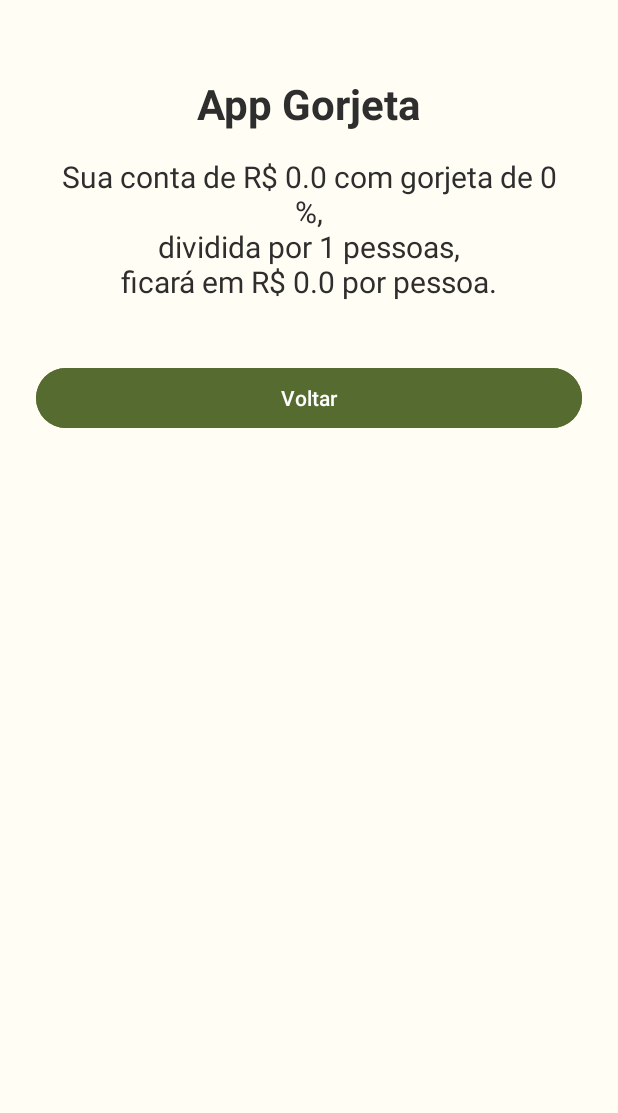
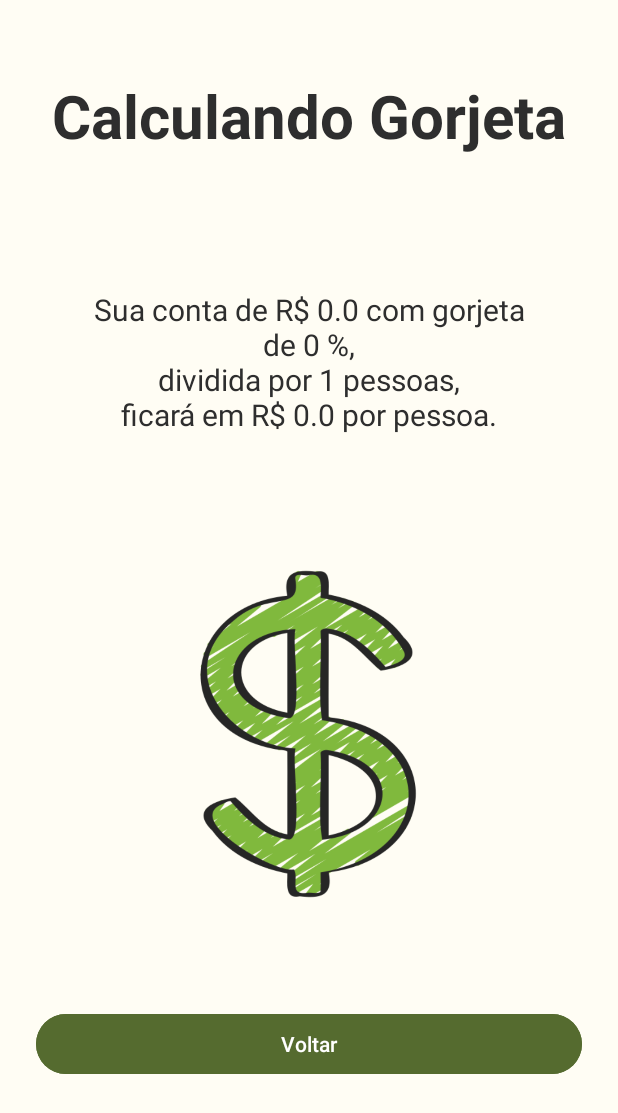
Before and after one commit to TalitaEvancely/AppGorjeta, an Android app: the ResultActivity screen opened directly, with no data from a screen before it, on a phone screen of 412 x 824 dp. Shown: the top 1113 px of the screen. Run offline under Robolectric (Android 15) with nearby library versions, the phone set to English and light mode, and no system bars.

Commit message:
Estilizando a primeira e a segunda tela com imagens

```diff
--- a/app/src/main/res/layout/activity_result.xml
+++ b/app/src/main/res/layout/activity_result.xml
@@ -2,6 +2,7 @@
 <androidx.constraintlayout.widget.ConstraintLayout
     xmlns:android="http://schemas.android.com/apk/res/android"
     xmlns:app="http://schemas.android.com/apk/res-auto"
+    xmlns:tools="http://schemas.android.com/tools"
     android:layout_width="match_parent"
     android:layout_height="match_parent"
     android:padding="24dp"
@@ -11,41 +12,53 @@
         android:id="@+id/tv_title_result"
         android:layout_width="wrap_content"
         android:layout_height="wrap_content"
-        android:text="App Gorjeta"
-        android:textSize="28sp"
+        android:paddingTop="26dp"
+        android:text="Calculando Gorjeta"
+        android:textColor="#2e2e2e"
+        android:textSize="40dp"
         android:textStyle="bold"
-        android:textColor="#2e2e2e"
-        android:paddingTop="26dp"
-        app:layout_constraintTop_toTopOf="parent"
-        app:layout_constraintStart_toStartOf="parent"
-        app:layout_constraintEnd_toEndOf="parent" />
+        app:layout_constraintEnd_toEndOf="@+id/tv_result_message"
+        app:layout_constraintStart_toStartOf="@+id/tv_result_message"
+        app:layout_constraintTop_toTopOf="parent" />
 
     <TextView
         android:id="@+id/tv_result_message"
         android:layout_width="0dp"
         android:layout_height="wrap_content"
+        android:padding="30dp"
         android:text="Seu resultado"
+        android:textAlignment="center"
+        android:textColor="#2e2e2e"
         android:textSize="20dp"
-        android:textColor="#2e2e2e"
-        android:textAlignment="center"
-        android:padding="16dp"
-        app:layout_constraintTop_toBottomOf="@id/tv_title_result"
+        app:layout_constraintBottom_toTopOf="@+id/d2_gorjeta"
+        app:layout_constraintEnd_toEndOf="parent"
         app:layout_constraintStart_toStartOf="parent"
-        app:layout_constraintEnd_toEndOf="parent"
-        app:layout_constraintBottom_toTopOf="@+id/btn_back" />
+        app:layout_constraintTop_toBottomOf="@id/tv_title_result" />
 
     <Button
         android:id="@+id/btn_back"
         android:layout_width="match_parent"
         android:layout_height="wrap_content"
-        android:layout_marginTop="24dp"
-        android:textColor="#FFFFFF"
+        android:layout_marginBottom="80dp"
         android:backgroundTint="#556B2F"
         android:text="Voltar"
+        android:textColor="#FFFFFF"
+        app:layout_constraintBottom_toBottomOf="parent"
         app:layout_constraintEnd_toEndOf="parent"
-        app:layout_constraintStart_toStartOf="parent"
-        app:layout_constraintTop_toBottomOf="@id/tv_result_message" />
+        app:layout_constraintHorizontal_bias="0.0"
+        app:layout_constraintStart_toStartOf="parent" />
 
+    <ImageView
+        android:id="@+id/d2_gorjeta"
+        android:layout_width="236dp"
+        android:layout_height="221dp"
+        android:layout_marginBottom="72dp"
+        android:contentDescription="Ícone de gorjeta"
+        android:src="@drawable/dollar_pagdois"
+        app:layout_constraintBottom_toTopOf="@+id/btn_back"
+        app:layout_constraintEnd_toEndOf="parent"
+        app:layout_constraintHorizontal_bias="0.496"
+        app:layout_constraintStart_toStartOf="parent" />
 
 
 </androidx.constraintlayout.widget.ConstraintLayout>
```
Also changed, not shown: app/src/main/res/layout/activity_main.xml (+20 -7 lines), settings.gradle.kts (added, +23 -0 lines), app/src/main/res/drawable/dollar_pagdois.png (added), app/src/main/res/drawable/gorjeta.png (added), app/src/main/res/drawable/money_cartao.png (added).
